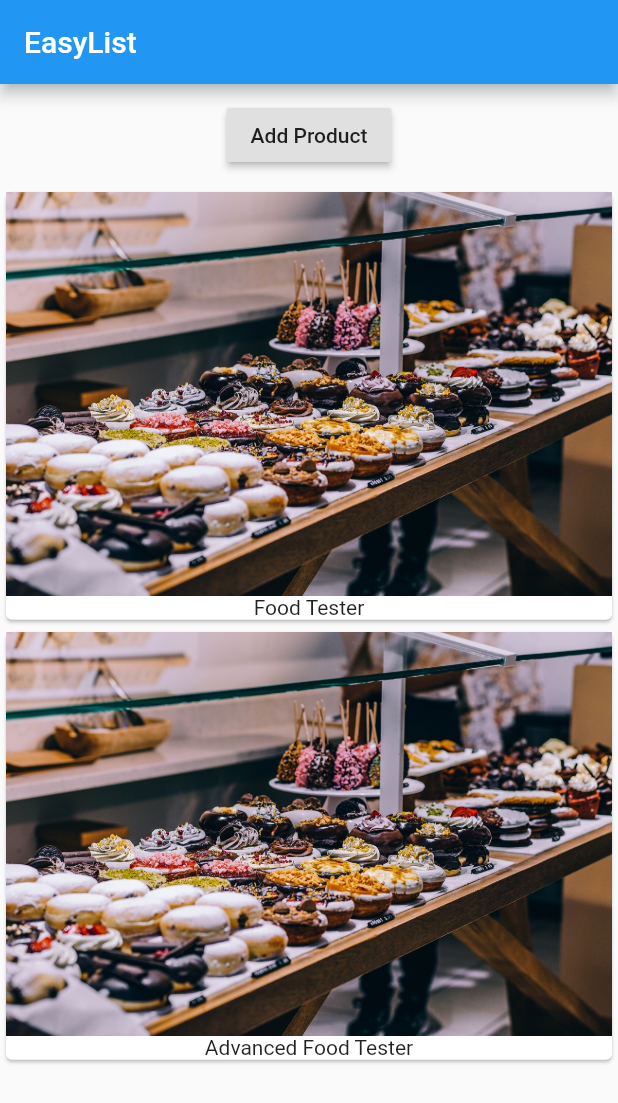
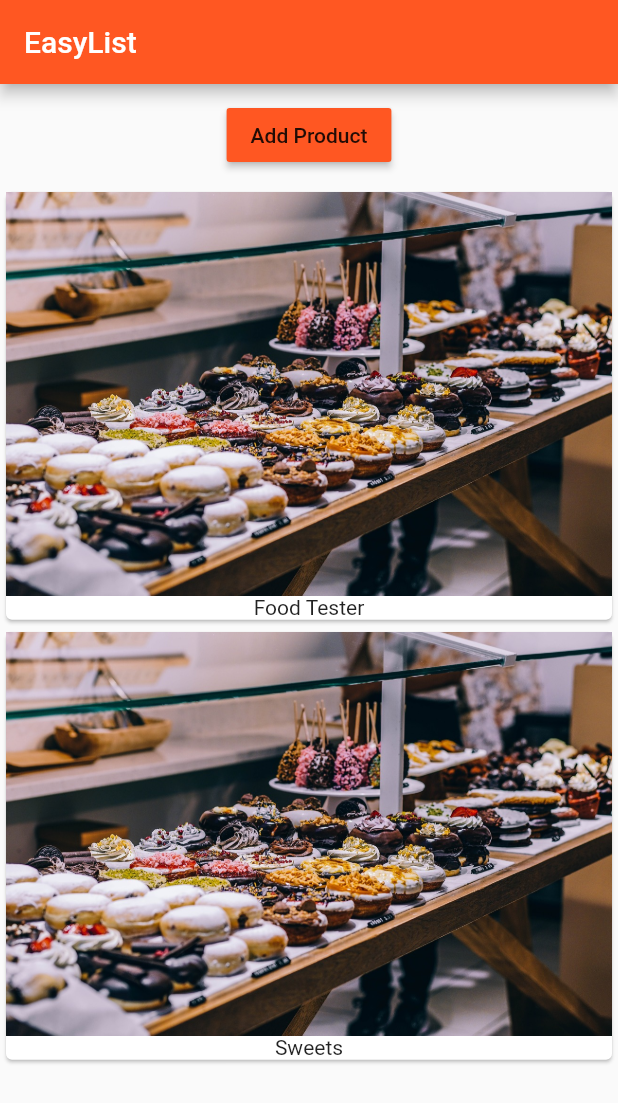
Before and after one commit to mortenhelland/Flutter_course, a Flutter app: the screen it shows after launch, after a tap on "Add Product", on a phone screen of 412 x 824 dp. Shown: the top 1103 px of the screen. Run offline on Flutter 3.47's test engine with Material 2 defaults, Android fonts, the phone set to English and light mode, and no system bars.

```diff
--- a/lib/main.dart
+++ b/lib/main.dart
@@ -1,8 +1,11 @@
 import 'package:flutter/material.dart';
-
+// import 'package:flutter/rendering.dart';
 import './product_manager.dart';
 
 main() {
+  //debugPaintSizeEnabled = true;
+  //debugPaintBaselinesEnabled=true;
+  //debugPaintPointersEnabled = true;
   runApp(MyApp());
 }
 
@@ -11,11 +14,17 @@ class MyApp extends StatelessWidget {
   @override
   Widget build(BuildContext context) {
     return MaterialApp(
+      debugShowMaterialGrid: true,
+      theme: ThemeData(
+        brightness: Brightness.light,
+        primarySwatch: Colors.deepOrange,
+        accentColor: Colors.deepPurple
+       ),
       home: Scaffold(
           appBar: AppBar(
             title: Text('EasyList'),
           ),
-          body: ProductManager(),
+          body: ProductManager(startingProduct:'Food Tester'),
           ),
       );
   }
--- a/lib/product_manager.dart
+++ b/lib/product_manager.dart
@@ -1,38 +1,55 @@
 import 'package:flutter/material.dart';
 
 import './products.dart';
+import './products_control.dart';
 
 class ProductManager extends StatefulWidget {
+  final String startingProduct;
+
+  ProductManager({this.startingProduct = 'Sweets Tester'}) {
+    print('[Products Widget] Constructor');
+  }
 
   @override
   State<StatefulWidget> createState() {
-    // TODO: implement createState
+    print('[Products Widget] create state');
     return _ProductManagerState();
   }
 }
 
 class _ProductManagerState extends State<ProductManager> {
+  List<String> _products = [];
 
-List<String> _products = ['Food Tester'];
+  @override
+  void initState() {
+    print('[Products State] initState()');
+    super.initState();
+    _products.add(widget.startingProduct);
+  }
+
+  @override
+  void didUpdateWidget(ProductManager oldWidget) {
+    print('[ProductManager State] didUpdateWidget()');
+    super.didUpdateWidget(oldWidget);
+  }
+
+  void _addProduct(String product) {
+    setState(() {
+      _products.add(product);
+    });
+  }
 
   @override
   Widget build(BuildContext context) {
-    return  Column(children:  [Container(
+    print('[ProductManager State] build()');
+    return Column(
+      children: [
+        Container(
           margin: EdgeInsets.all(10.0),
-                child: RaisedButton(
-                  onPressed: ()  {
-                    setState(() {
-                    _products.add('Advanced Food Tester');
-                    }
-                    );
-                    },
-                  child: Text('Add Product'),
-                ),
+          child: ProductsControl(_addProduct),
         ),
         Products(_products)
       ],
     );
   }
-
-
 }
--- a/lib/products.dart
+++ b/lib/products.dart
@@ -3,10 +3,15 @@ import 'package:flutter/material.dart';
 class Products extends StatelessWidget{
   final List<String> products;
 
- Products(this.products);
+ Products([this.products = const []]) {
+   print('[Products Widget] Constructor');
+
+ }
+
 
 @override
   Widget build(BuildContext context) {
+    print('[Products Widget] Build()');
     return Column(
                 children: products
                     .map((element) => Card(
--- /dev/null
+++ b/lib/products_control.dart
@@ -0,0 +1,19 @@
+import 'package:flutter/material.dart';
+
+class ProductsControl extends StatelessWidget {
+ final Function addProduct;
+
+  ProductsControl(this.addProduct);
+
+  @override
+  Widget build(BuildContext context) {
+
+    return RaisedButton(
+                  color: Theme.of(context).primaryColor,
+                  onPressed: ()  {
+                    addProduct('Sweets');
+                    },
+                  child: Text('Add Product'),
+    );
+  }
+}
```
Also changed, not shown: pubspec.lock, 36 other files. Lines whose indentation alone changed are shown as unchanged.
